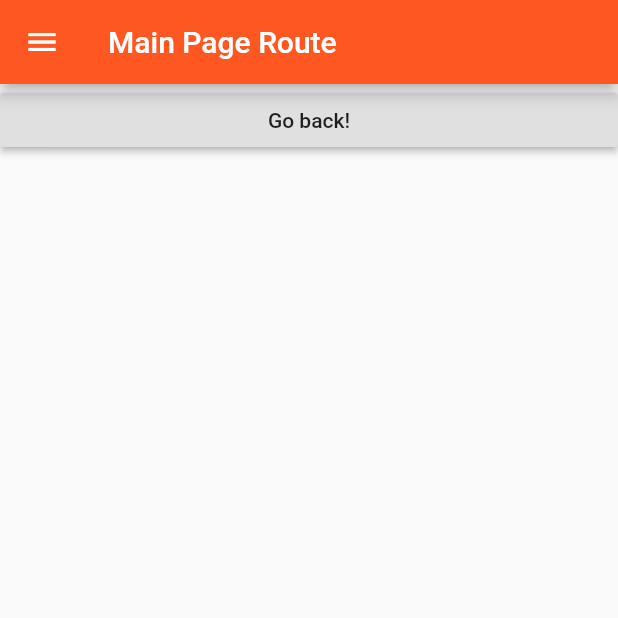
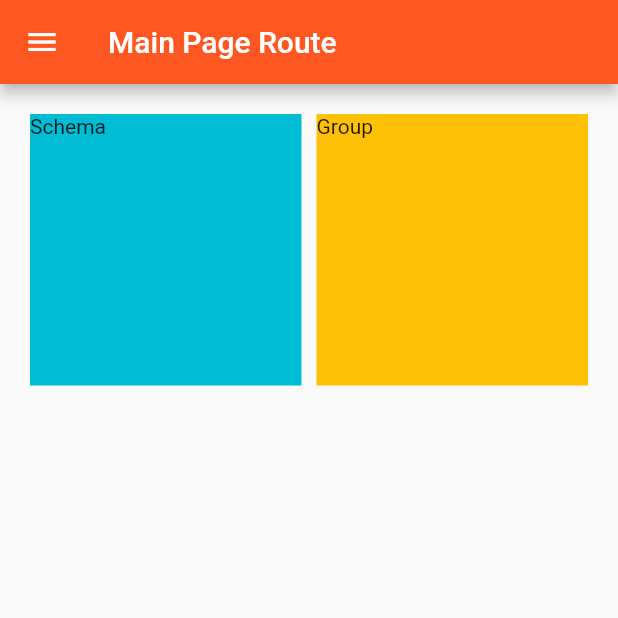
Before and after one commit to wrang308/Beach-aid-camp, a Flutter app: the screen it shows after launch, on a phone screen of 412 x 824 dp, the top half of it. Run offline on Flutter 3.47's test engine with Material 2 defaults, Android fonts, the phone set to English and light mode, and no system bars; our stand-ins replace cloud_firestore; accounts and stored records are empty.

Commit message:
changed the look of the mainpage

```diff
--- a/lib/mainPage.dart
+++ b/lib/mainPage.dart
@@ -16,7 +16,42 @@ class MainPageRoute extends StatelessWidget {
         ),
         drawer: MyDrawer(),
 
-        body: ListView(children: <Widget>[
+        body: GridView.count(
+    primary: false,
+    padding: const EdgeInsets.all(20),
+    crossAxisSpacing: 10,
+    mainAxisSpacing: 10,
+    crossAxisCount: 2,
+    children: <Widget>[
+      InkWell(
+
+        onTap: () {
+          Navigator.popUntil(context, ModalRoute.withName('/'));
+          Navigator.push(
+            context,
+            MaterialPageRoute(builder: (context) => SchemaRoute()),
+          );
+        }, // handle your onTap here
+        child: Container(height: 200, width: 200,
+        color: Colors.cyan,
+        child: Text('Schema'),),
+      ),
+      InkWell(
+
+        onTap: () {
+          Navigator.popUntil(context, ModalRoute.withName('/'));
+          Navigator.push(
+            context,
+            MaterialPageRoute(builder: (context) => GroupRoute()),
+          );
+        }, // handle your onTap here
+        child: Container(height: 200, width: 200,
+        color: Colors.amber,
+        child: Text('Group'),),
+      ),
+
+    ]),
+        /**ListView(children: <Widget>[
           RaisedButton(
             onPressed: () {
               Navigator.push(
@@ -26,7 +61,28 @@ class MainPageRoute extends StatelessWidget {
             },
             child: Text('Go back!'),
           ),
+          RaisedButton(
+            onPressed: () {
+              Navigator.popUntil(context, ModalRoute.withName('/'));
+              Navigator.push(
+                context,
+                MaterialPageRoute(builder: (context) => SchemaRoute()),
+              );
+            },
+            child: Text('Schema'),
+          ),
+          RaisedButton(
+            onPressed: () {
+              Navigator.popUntil(context, ModalRoute.withName('/'));
+              Navigator.push(
+                context,
+                MaterialPageRoute(builder: (context) => GroupRoute()),
+              );
+            },
+            child: Text('Grupper'),
+          ),
 
-        ]));
+        ])
+    **/);
   }
 }
```
